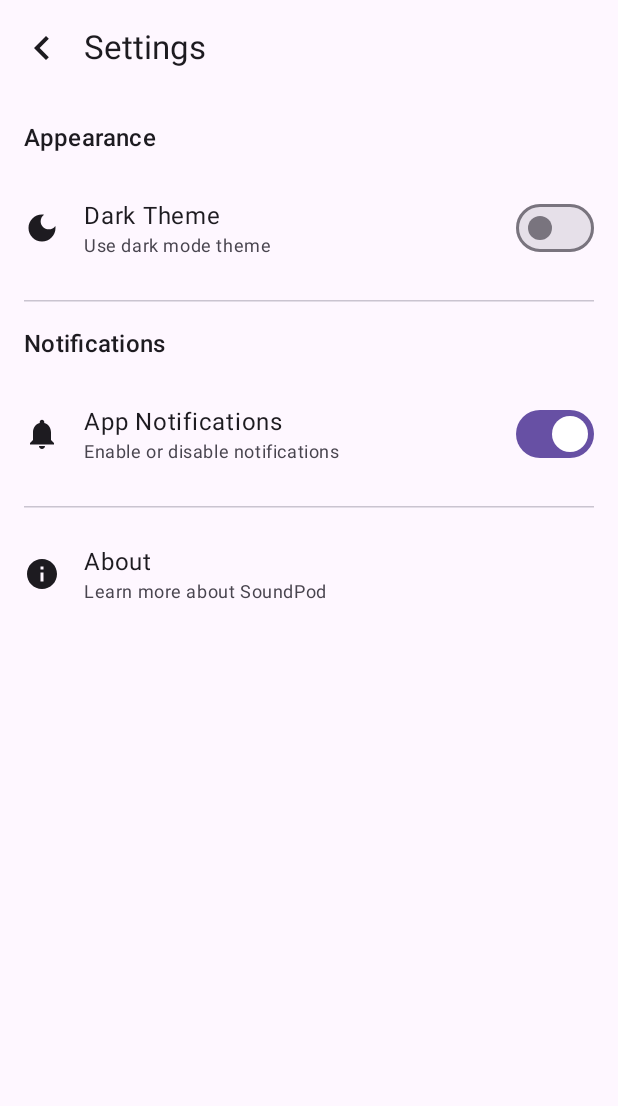
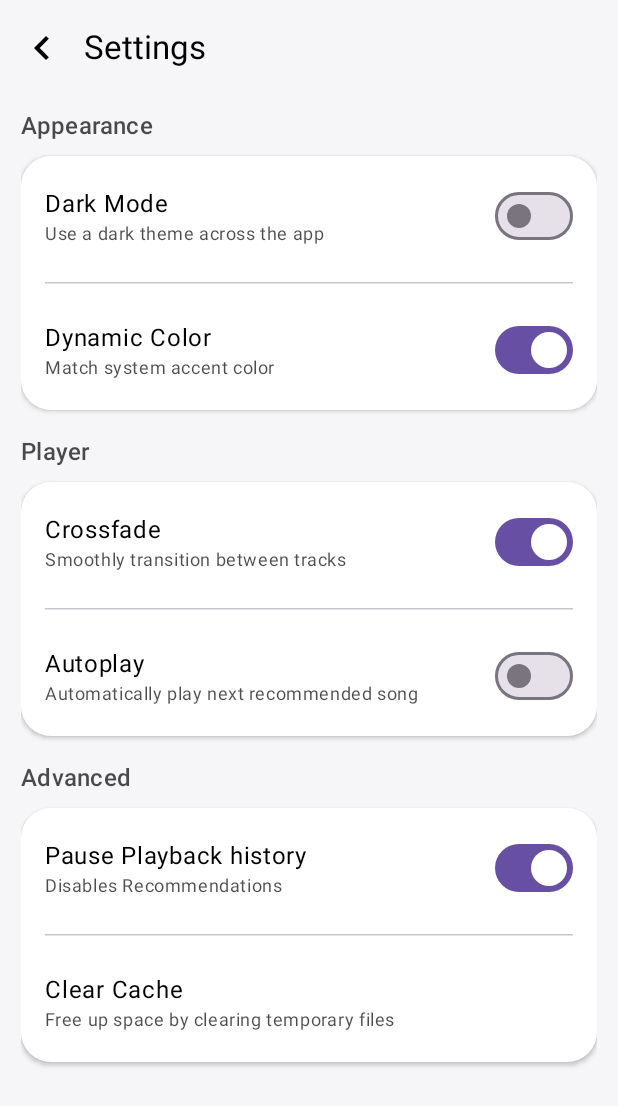
Before and after one commit to arunnechully/SoundPod, an Android app built with Jetpack Compose: the SettingsScreen screen opened through its navigation route, on a phone screen of 412 x 824 dp. Shown: the top 1106 px of the screen. Run offline under Robolectric (Android 15) with nearby library versions, the phone set to English and light mode, and no system bars; 4 statements that could not run were skipped.

Commit message:
v1.0.0 ui improvements

```diff
--- /dev/null
+++ b/app/src/main/java/com/soundpod/music/ui/components/SettingsCard.kt
@@ -0,0 +1,37 @@
+package com.soundpod.music.ui.components
+
+import androidx.compose.foundation.isSystemInDarkTheme
+import androidx.compose.foundation.layout.*
+import androidx.compose.foundation.shape.RoundedCornerShape
+import androidx.compose.material3.Surface
+import androidx.compose.runtime.Composable
+import androidx.compose.ui.Modifier
+import androidx.compose.ui.graphics.Color
+import androidx.compose.ui.unit.dp
+
+@Composable
+fun SettingsCard(
+    modifier: Modifier = Modifier,
+    content: @Composable ColumnScope.() -> Unit
+) {
+    val isDarkTheme = isSystemInDarkTheme()
+    val backgroundColor = if (isDarkTheme) Color(0xFF1E1E1E) else Color(0xFFFFFFFF)
+
+    Surface(
+        modifier = modifier
+            .fillMaxWidth(),
+        shape = RoundedCornerShape(20.dp),
+        color = backgroundColor,
+        tonalElevation = 3.dp,
+        shadowElevation = 2.dp
+    ) {
+        Column(
+            modifier = Modifier
+                .fillMaxWidth()
+                .padding(16.dp), // inner padding
+            verticalArrangement = Arrangement.spacedBy(8.dp)
+        ) {
+            content()
+        }
+    }
+}
--- a/app/src/main/java/com/soundpod/music/ui/screens/SettingsScreen.kt
+++ b/app/src/main/java/com/soundpod/music/ui/screens/SettingsScreen.kt
@@ -2,30 +2,34 @@
 
 package com.soundpod.music.ui.screens
 
-import androidx.compose.foundation.layout.*
 import androidx.compose.foundation.clickable
 import androidx.compose.foundation.isSystemInDarkTheme
+import androidx.compose.foundation.layout.*
+import androidx.compose.foundation.rememberScrollState
+import androidx.compose.foundation.shape.RoundedCornerShape
+import androidx.compose.foundation.verticalScroll
+import androidx.compose.material.icons.Icons
+import androidx.compose.material.icons.filled.ChevronLeft
 import androidx.compose.material3.*
-import androidx.compose.material.icons.Icons
-import androidx.compose.material.icons.filled.*
-import androidx.compose.material3.HorizontalDivider
 import androidx.compose.runtime.*
 import androidx.compose.ui.Alignment
 import androidx.compose.ui.Modifier
+import androidx.compose.ui.draw.clip
 import androidx.compose.ui.graphics.Color
-import androidx.compose.ui.graphics.vector.ImageVector
 import androidx.compose.ui.unit.dp
+import com.soundpod.music.ui.components.SettingsCard
 
 @Composable
 fun SettingsScreen(
     onBackClick: () -> Unit
 ) {
-    var darkTheme by remember { mutableStateOf(false) }
-    var notificationsEnabled by remember { mutableStateOf(true) }
     val isDarkTheme = isSystemInDarkTheme()
     val containerColor = if (isDarkTheme) Color.Black else Color(0xFFF6F6F8)
+    val textColor = if (isDarkTheme) Color.White else Color.Black
+    val scrollState = rememberScrollState()
 
     Scaffold(
+        containerColor = containerColor,
         topBar = {
             TopAppBar(
                 title = { Text("Settings") },
@@ -34,105 +38,168 @@ fun SettingsScreen(
                         Icon(
                             imageVector = Icons.Default.ChevronLeft,
                             contentDescription = "Back",
-                            modifier = Modifier.size(32.dp), // 🔹 Increase size (default ~24.dp)
-                            tint = MaterialTheme.colorScheme.onSurface // optional, for consistent color
+                            modifier = Modifier.size(32.dp),
+                            tint = textColor
                         )
                     }
-                }
+                },
+                colors = TopAppBarDefaults.topAppBarColors(
+                    containerColor = containerColor,
+                    titleContentColor = textColor
+                )
             )
-
         }
     ) { innerPadding ->
         Column(
             modifier = Modifier
                 .fillMaxSize()
                 .padding(innerPadding)
-                .padding(16.dp),
-            verticalArrangement = Arrangement.spacedBy(16.dp)
+                .padding(horizontal = 14.dp)
+                .clip(RoundedCornerShape(topStart = 25.dp, topEnd = 25.dp))
+                .verticalScroll(scrollState)
         ) {
+            Spacer(modifier = Modifier.height(8.dp))
 
-            // Appearance Section
             Text(
                 text = "Appearance",
-                style = MaterialTheme.typography.titleMedium
+                style = MaterialTheme.typography.titleMedium,
+                color = textColor.copy(alpha = 0.7f)
             )
+            Spacer(modifier = Modifier.height(8.dp))
+            AppearanceSettingsCard(textColor)
 
-            SettingItem(
-                icon = Icons.Default.DarkMode,
-                title = "Dark Theme",
-                description = "Use dark mode theme",
-                trailing = {
-                    Switch(
-                        checked = darkTheme,
-                        onCheckedChange = { darkTheme = it }
-                    )
-                }
+            Spacer(modifier = Modifier.height(16.dp))
+            Text(
+                text = "Player",
+                style = MaterialTheme.typography.titleMedium,
+                color = textColor.copy(alpha = 0.7f)
             )
+            Spacer(modifier = Modifier.height(8.dp))
+            PlayerSettingsCard(textColor)
 
-            HorizontalDivider(Modifier, DividerDefaults.Thickness, DividerDefaults.color)
+            Spacer(modifier = Modifier.height(16.dp))
+            Text(
+                text = "Advanced",
+                style = MaterialTheme.typography.titleMedium,
+                color = textColor.copy(alpha = 0.7f)
+            )
+            Spacer(modifier = Modifier.height(8.dp))
+            AdvancedSettingsCard(textColor)
+        }
+    }
+}
 
-            // Notifications Section
+@Composable
+private fun AppearanceSettingsCard(textColor: Color) {
+    var darkModeEnabled by remember { mutableStateOf(false) }
+    var dynamicColorEnabled by remember { mutableStateOf(true) }
+
+    SettingsCard {
+        SettingRow(
+            title = "Dark Mode",
+            description = "Use a dark theme across the app",
+            textColor = textColor,
+            switchState = darkModeEnabled,
+            onSwitchChange = { darkModeEnabled = it }
+        )
+
+        HorizontalDivider(Modifier.padding(vertical = 12.dp))
+
+        SettingRow(
+            title = "Dynamic Color",
+            description = "Match system accent color",
+            textColor = textColor,
+            switchState = dynamicColorEnabled,
+            onSwitchChange = { dynamicColorEnabled = it }
+        )
+    }
+}
+
+@Composable
+private fun PlayerSettingsCard(textColor: Color) {
+    var crossfadeEnabled by remember { mutableStateOf(true) }
+    var autoplayEnabled by remember { mutableStateOf(false) }
+
+    SettingsCard {
+        SettingRow(
+            title = "Crossfade",
+            description = "Smoothly transition between tracks",
+            textColor = textColor,
+            switchState = crossfadeEnabled,
+            onSwitchChange = { crossfadeEnabled = it }
+        )
+
+        HorizontalDivider(Modifier.padding(vertical = 12.dp))
+
+        SettingRow(
+            title = "Autoplay",
+            description = "Automatically play next recommended song",
+            textColor = textColor,
+            switchState = autoplayEnabled,
+            onSwitchChange = { autoplayEnabled = it }
+        )
+    }
+}
+
+@Composable
+private fun AdvancedSettingsCard(textColor: Color) {
+    var analyticsEnabled by remember { mutableStateOf(true) }
+
+    SettingsCard {
+        SettingRow(
+            title = "Pause Playback history",
+            description = "Disables Recommendations",
+            textColor = textColor,
+            switchState = analyticsEnabled,
+            onSwitchChange = { analyticsEnabled = it }
+        )
+
+        HorizontalDivider(Modifier.padding(vertical = 12.dp))
+
+        Column(
+            modifier = Modifier
+                .fillMaxWidth()
+                .padding(vertical = 4.dp)
+        ) {
             Text(
-                text = "Notifications",
-                style = MaterialTheme.typography.titleMedium
+                text = "Clear Cache",
+                style = MaterialTheme.typography.bodyLarge,
+                color = textColor
             )
-
-            SettingItem(
-                icon = Icons.Default.Notifications,
-                title = "App Notifications",
-                description = "Enable or disable notifications",
-                trailing = {
-                    Switch(
-                        checked = notificationsEnabled,
-                        onCheckedChange = { notificationsEnabled = it }
-                    )
-                }
-            )
-
-            HorizontalDivider(Modifier, DividerDefaults.Thickness, DividerDefaults.color)
-
-            // About Section
-            SettingItem(
-                icon = Icons.Default.Info,
-                title = "About",
-                description = "Learn more about SoundPod",
-                onClick = { /* TODO: Navigate to About */ }
+            Text(
+                text = "Free up space by clearing temporary files",
+                style = MaterialTheme.typography.bodySmall,
+                color = textColor.copy(alpha = 0.7f)
             )
         }
     }
 }
 
 @Composable
-fun SettingItem(
-    icon: ImageVector,
+private fun SettingRow(
     title: String,
     description: String,
-    modifier: Modifier = Modifier,
-    trailing: @Composable (() -> Unit)? = null,
-    onClick: (() -> Unit)? = null
+    textColor: Color,
+    switchState: Boolean,
+    onSwitchChange: (Boolean) -> Unit
 ) {
     Row(
-        modifier = modifier
-            .fillMaxWidth()
-            .clickable(enabled = onClick != null) { onClick?.invoke() }
-            .padding(vertical = 8.dp),
+        modifier = Modifier.fillMaxWidth(),
+        horizontalArrangement = Arrangement.SpaceBetween,
         verticalAlignment = Alignment.CenterVertically
     ) {
-        Icon(
-            imageVector = icon,
-            contentDescription = title,
-            modifier = Modifier.size(24.dp)
+        Column {
+            Text(text = title, style = MaterialTheme.typography.bodyLarge, color = textColor)
+            Text(
+                text = description,
+                style = MaterialTheme.typography.bodySmall,
+                color = textColor.copy(alpha = 0.7f)
+            )
+        }
+
+        Switch(
+            checked = switchState,
+            onCheckedChange = onSwitchChange
         )
-        Spacer(modifier = Modifier.width(16.dp))
-        Column(
-            modifier = Modifier.weight(1f)
-        ) {
-            Text(text = title, style = MaterialTheme.typography.bodyLarge)
-            Text(text = description, style = MaterialTheme.typography.bodySmall, color = MaterialTheme.colorScheme.onSurfaceVariant)
-        }
-        if (trailing != null) {
-            Spacer(modifier = Modifier.width(8.dp))
-            trailing()
-        }
     }
 }
```
